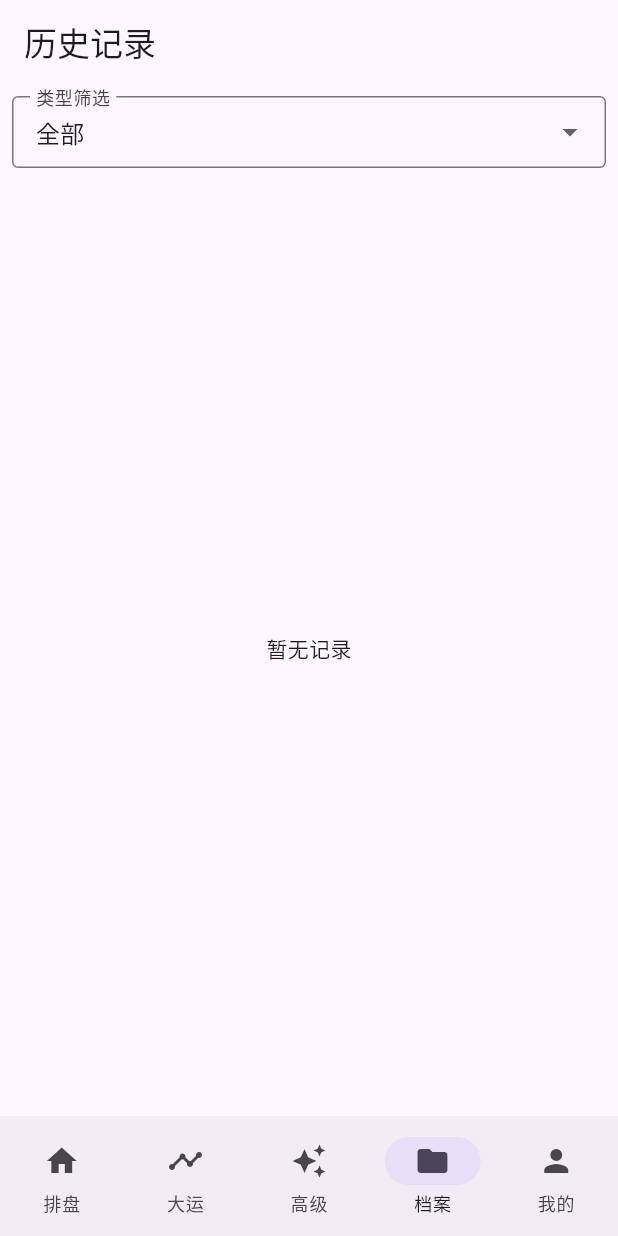
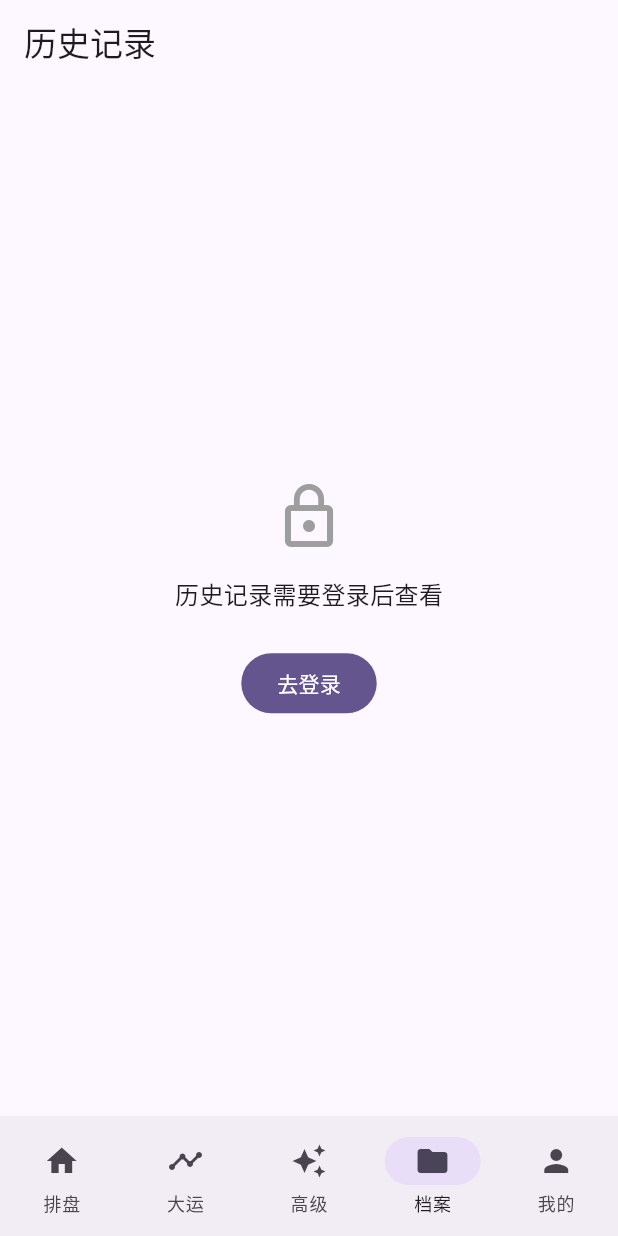
Before and after one commit to shengshengbuxi38/xuanxue_app, a Flutter app: the HistoryScreen screen opened by its route, on a phone screen of 412 x 824 dp. Run offline on Flutter 3.47's test engine with Material 3 defaults, Android fonts, the phone set to English and light mode, and no system bars; our stand-ins replace dio, flutter_markdown, flutter_riverpod, go_router, shared_preferences; accounts and stored records are empty; network calls fail.

Commit message:
Add guest mode and bump to v1.0.0+7 for App Store resubmission
- Users can now use all core features without registration
- Added guest mode: bypass login, access bazi/advanced/knowledge
- Archive, history, and feedback require login (show login prompt)
- Auth state simplified: null=not active, 'guest'=guest, token=logged in
- Fix for App Store 4.3.0 (Spam): reviewers can now test without account

Co-Authored-By: Claude Opus 4.7 <noreply@anthropic.com>

```diff
--- a/lib/features/history/history_screen.dart
+++ b/lib/features/history/history_screen.dart
@@ -1,9 +1,11 @@
 import 'package:flutter/material.dart';
 import 'package:flutter_riverpod/flutter_riverpod.dart';
 import 'package:flutter_markdown/flutter_markdown.dart';
+import 'package:go_router/go_router.dart';
 import '../../core/api_client.dart';
 import '../../core/api_endpoints.dart';
 import '../../core/models.dart';
+import '../../shared/providers/auth_provider.dart';
 
 class HistoryScreen extends ConsumerStatefulWidget {
   const HistoryScreen({super.key});
@@ -37,6 +39,30 @@ class _HistoryScreenState extends ConsumerState<HistoryScreen> {
 
   @override
   Widget build(BuildContext context) {
+    final auth = ref.watch(authProvider);
+    if (auth == null || auth == 'guest') {
+      return Scaffold(
+        appBar: AppBar(title: const Text('历史记录')),
+        body: Center(
+          child: Padding(
+            padding: const EdgeInsets.all(32),
+            child: Column(
+              mainAxisAlignment: MainAxisAlignment.center,
+              children: [
+                const Icon(Icons.lock_outline, size: 48, color: Colors.grey),
+                const SizedBox(height: 16),
+                const Text('历史记录需要登录后查看', style: TextStyle(fontSize: 16)),
+                const SizedBox(height: 24),
+                FilledButton(
+                  onPressed: () => context.go('/auth'),
+                  child: const Text('去登录'),
+                ),
+              ],
+            ),
+          ),
+        ),
+      );
+    }
     return Scaffold(
       appBar: AppBar(title: const Text('历史记录')),
       body: Column(children: [
--- a/pubspec.yaml
+++ b/pubspec.yaml
@@ -1,7 +1,7 @@
 name: flutter_app
 description: "玄学命理"
 publish_to: 'none'
-version: 1.0.0+6
+version: 1.0.0+7
 
 environment:
   sdk: ^3.11.4
```
Also changed, not shown: lib/app.dart (+20 -11 lines), lib/features/archive/archive_screen.dart (+26 -0 lines), lib/features/auth/auth_screen.dart (+7 -0 lines), lib/features/feedback/feedback_screen.dart (+26 -0 lines), lib/shared/providers/auth_provider.dart (+15 -12 lines), pubspec.lock.
